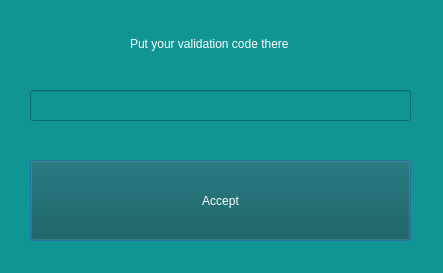
The window that QTcreator/Diary/authorization.ui (albaSANDROS/DIPLOMA-PROJECT.-Multi-user-client-server-application-e-journal) describes before a commit, drawn with Qt 5.
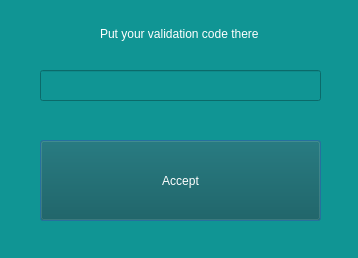
The same window after the commit.

```diff
--- a/QTcreator/Diary/authorization.ui
+++ b/QTcreator/Diary/authorization.ui
@@ -6,8 +6,8 @@
    <rect>
     <x>0</x>
     <y>0</y>
-    <width>443</width>
-    <height>273</height>
+    <width>358</width>
+    <height>258</height>
    </rect>
   </property>
   <property name="windowTitle">
@@ -23,9 +23,9 @@
   <widget class="QPushButton" name="accept_button">
    <property name="geometry">
     <rect>
-     <x>30</x>
-     <y>160</y>
-     <width>381</width>
+     <x>40</x>
+     <y>140</y>
+     <width>281</width>
      <height>81</height>
     </rect>
    </property>
@@ -41,9 +41,9 @@
   <widget class="QLineEdit" name="token_lineEdit">
    <property name="geometry">
     <rect>
-     <x>30</x>
-     <y>90</y>
-     <width>381</width>
+     <x>40</x>
+     <y>70</y>
+     <width>281</width>
      <height>31</height>
     </rect>
    </property>
@@ -63,8 +63,8 @@
   <widget class="QLabel" name="label">
    <property name="geometry">
     <rect>
-     <x>130</x>
-     <y>30</y>
+     <x>100</x>
+     <y>20</y>
      <width>171</width>
      <height>28</height>
     </rect>
```
